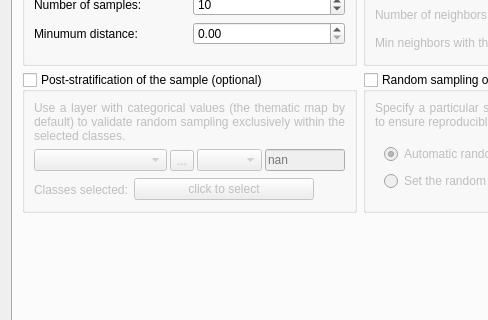
Old version of the form ui/sampling_design_window.ui in the repository SMByC/AcATaMa; both pictures show x 0 to 488 and y 183 to 503 of the 674 by 700 pixel window.
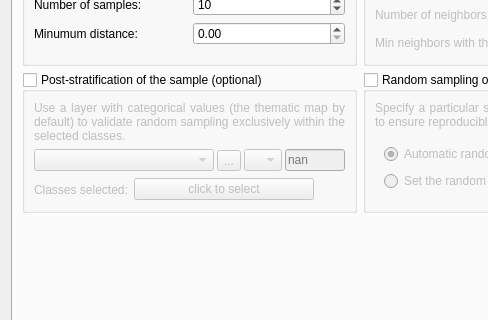
New version of the form. Icons and pictures are not drawn. Custom widgets are drawn as their Qt base class.

Commit message: Improving band box drop list and nodata UI size

```diff
--- a/ui/sampling_design_window.ui
+++ b/ui/sampling_design_window.ui
@@ -252,17 +252,14 @@
                    </item>
                    <item>
                     <widget class="QComboBox" name="QCBox_band_PostStratMap_SimpRS">
-                     <property name="maximumSize">
-                      <size>
-                       <width>65</width>
-                       <height>16777215</height>
-                      </size>
-                     </property>
                      <property name="toolTip">
                       <string>Band</string>
                      </property>
                      <property name="sizeAdjustPolicy">
-                      <enum>QComboBox::AdjustToContents</enum>
+                      <enum>QComboBox::AdjustToMinimumContentsLength</enum>
+                     </property>
+                     <property name="minimumContentsLength">
+                      <number>1</number>
                      </property>
                     </widget>
                    </item>
@@ -270,7 +267,7 @@
                     <widget class="QLineEdit" name="nodata_PostStratMap_SimpRS">
                      <property name="maximumSize">
                       <size>
-                       <width>80</width>
+                       <width>60</width>
                        <height>16777215</height>
                       </size>
                      </property>
```
Left out of the diff: 26 changed lines with no effect on the pictures. The commit also changes 3 other files.
